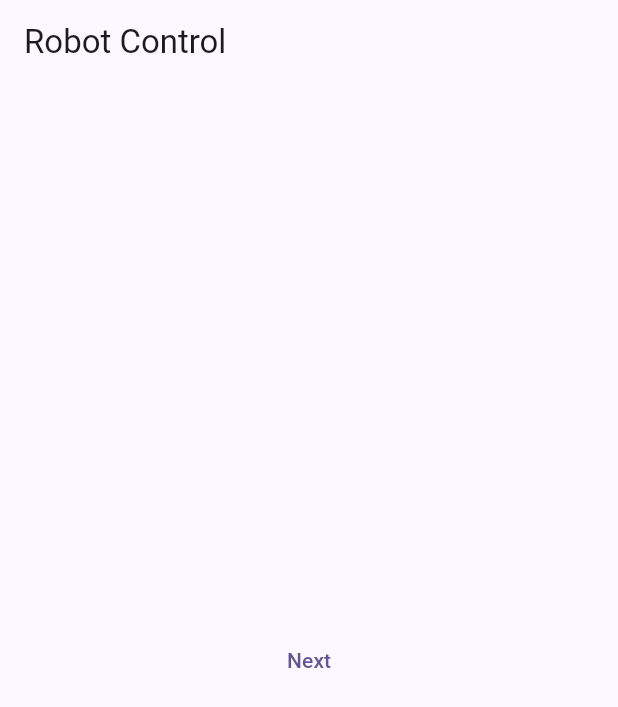
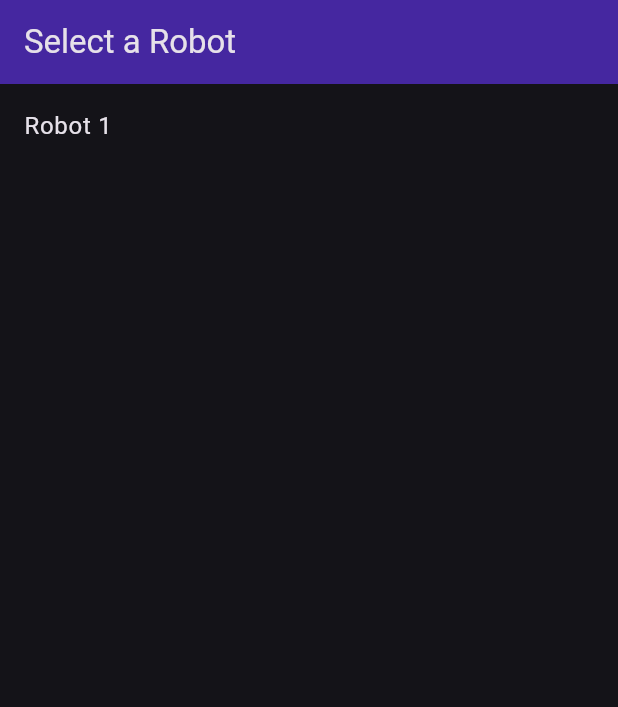
Before and after one commit to Bedestrian/Martus_Intern_Project, a Flutter app: the screen it shows after launch, on a phone screen of 412 x 824 dp. Shown: the top 707 px of the screen. Run offline on Flutter 3.47's test engine with Material 3 defaults, Android fonts, the phone set to English and light mode, and no system bars.

Commit message:
This Commit I Changed the layout of the app. Now there is a home page to select the robot and a page for commands and viewing the cameras.

```diff
--- a/robot_control_app/lib/main.dart
+++ b/robot_control_app/lib/main.dart
@@ -1,8 +1,9 @@
 import 'package:flutter/material.dart';
+import 'package:robot_control_app/pages/command_page.dart';
 import 'pages/home_page.dart';
 
 void main() {
-  runApp(MyApp());
+  runApp(const MyApp());
 }
 
 class MyApp extends StatelessWidget {
@@ -15,9 +16,15 @@ class MyApp extends StatelessWidget {
       theme: ThemeData(
         colorScheme: ColorScheme.fromSeed(
           seedColor: Colors.deepPurple.shade800,
+          brightness: Brightness.dark,
         ),
+        brightness: Brightness.dark,
       ),
-      home: const HomePage(title: 'Robot Control'),
+      initialRoute: '/',
+      routes: {
+        '/': (context) => HomePage(),
+        '/control': (context) => CommandPage(),
+      },
     );
   }
 }
--- a/robot_control_app/lib/pages/home_page.dart
+++ b/robot_control_app/lib/pages/home_page.dart
@@ -1,29 +1,25 @@
 import 'package:flutter/material.dart';
-import 'camera_page.dart';
 
 class HomePage extends StatelessWidget {
-  const HomePage({super.key, required this.title});
-  final String title;
+  const HomePage({super.key});
+  final String title = "Select a Robot";
 
   @override
   Widget build(BuildContext context) {
     return Scaffold(
-      appBar: AppBar(title: Text(title)),
-      body: Center(
-        //child: Text('Hello, robot 👋'),
-        child: TextButton(
-          onPressed: () {
-            Navigator.push(
-              context,
-              MaterialPageRoute(
-                builder: (context) {
-                  return const CameraPage();
-                },
-              ),
-            );
-          },
-          child: const Text('Next'),
-        ),
+      appBar: AppBar(
+        title: Text(title),
+        backgroundColor: Colors.deepPurple.shade800,
+      ),
+      body: ListView(
+        children: [
+          ListTile(
+            title: Text('Robot 1'),
+            onTap: () {
+              Navigator.pushNamed(context, '/control', arguments: 'Robot 1');
+            },
+          ),
+        ],
       ),
     );
   }
```
Also changed, not shown: robot_control_app/lib/pages/camera_page.dart (deleted, +0 -25 lines), robot_control_app/lib/pages/command_page.dart (+26 -9 lines), robot_control_app/lib/widgets/CamerasWidget.dart (added, +12 -0 lines), robot_control_app/lib/widgets/CommandWidget.dart (added, +12 -0 lines).
